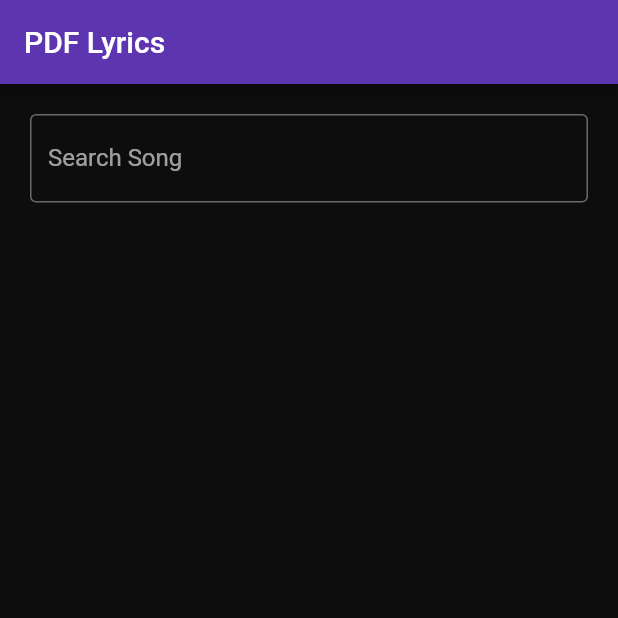
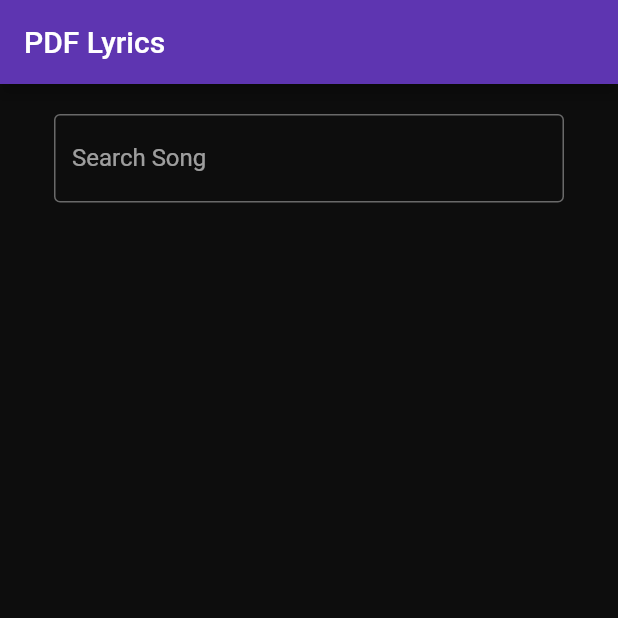
Before and after one commit to fadiinho/pdf-lyrics-flutter, a Flutter app: the screen it shows after launch, on a phone screen of 412 x 824 dp, the top half of it. Run offline on Flutter 3.47's test engine with Material 2 defaults, Android fonts, the phone set to English and light mode, and no system bars.

Commit message:
refactor: separate widgets consistently

```diff
--- a/lib/screens/home.dart
+++ b/lib/screens/home.dart
@@ -58,14 +58,14 @@ class _HomePageState extends State<HomePage> {
         ),
         body: ListView(children: [
           Center(
-            child: Column(
-              mainAxisAlignment: MainAxisAlignment.start,
+            child: Row(
+              mainAxisAlignment: MainAxisAlignment.center,
               children: <Widget>[
                 Padding(
                   padding:
-                      const EdgeInsets.symmetric(vertical: 20, horizontal: 20),
+                      const EdgeInsets.symmetric(vertical: 20, horizontal: 10),
                   child: Container(
-                    constraints: const BoxConstraints(maxWidth: 400),
+                    constraints: const BoxConstraints(maxWidth: 340),
                     child: TextField(
                       decoration: const InputDecoration(
                         border: OutlineInputBorder(),
@@ -79,7 +79,10 @@ class _HomePageState extends State<HomePage> {
                       },
                     ),
                   ),
-                ),
+                )
+              ],
+            ), // Row
+          ), // Center
           Container(
               alignment: Alignment.topCenter,
               padding: const EdgeInsets.symmetric(horizontal: 10),
@@ -97,10 +100,7 @@ class _HomePageState extends State<HomePage> {
                 }
 
                 return SongContainer(song: _song!);
-                    }())
-              ],
-            ),
-          ),
+              }()), // Container
         ]));
   }
 }
```
Lines whose indentation alone changed are shown as unchanged.
